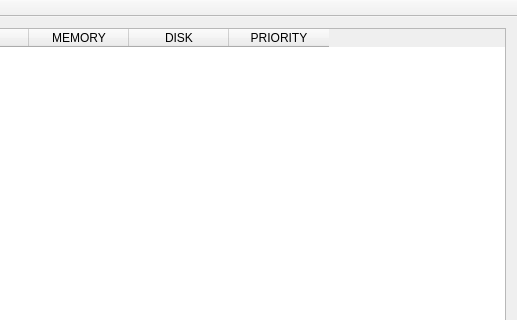
This is mainwindow.ui in EduardoLeonel/TaskManager as Qt 5 draws it before an edit; both pictures show x 383 to 900 and y 0 to 320 of the 900 by 516 pixel window. The edited form follows.
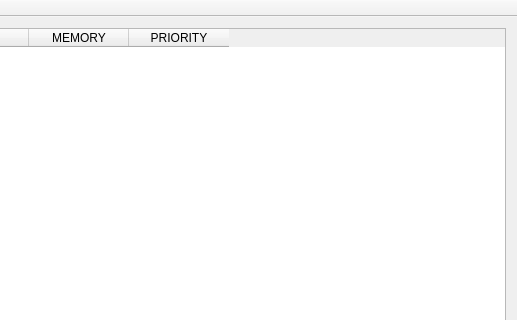
This is the edited form.

Patch:
```diff
--- a/mainwindow.ui
+++ b/mainwindow.ui
@@ -50,11 +50,6 @@
           <string>MEMORY</string>
          </property>
         </column>
-        <column>
-         <property name="text">
-          <string>DISK</string>
-         </property>
-        </column>
         <column>
          <property name="text">
           <string>PRIORITY</string>
```
Left out of the diff: 2 changed lines with no effect on the pictures.
